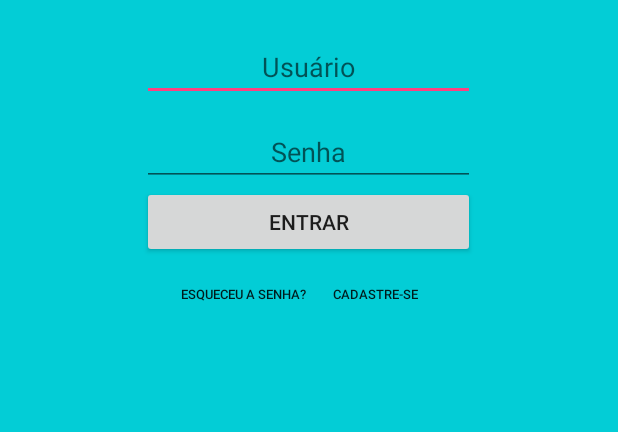
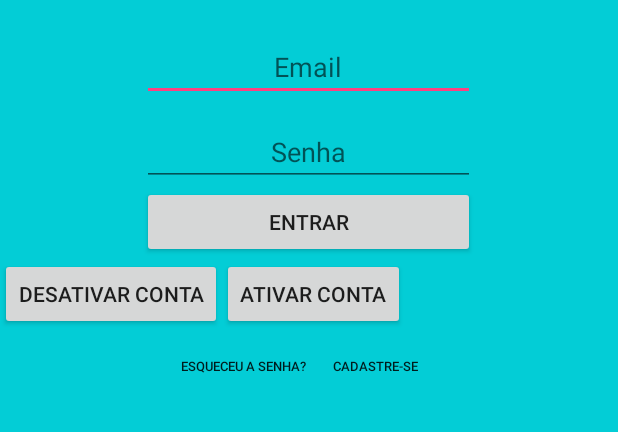
Before and after one commit to jaelson13/EPYMAPS, an Android app: the screen it shows after launch (PrincipalActivity), on a phone screen of 412 x 824 dp, the part 418-850 px from its top. Run offline under Robolectric (Android 15) with nearby library versions, the phone set to English and light mode, and no system bars.

Commit message:
Foram efetuadas as seguinte modificações e acrescimeos na aplicação: Metódo logar() já esta funcionando, neles ja esta sendo verificado o status do usuario, ou seja, se ele está ativado ou não na base de dados. Também implementei os metodos ativaUsuario() e desativarUsuario() que serão utilizados posteriormente.

```diff
--- a/app/src/main/java/br/com/educacao/epymaps/Activitys/PrincipalActivity.java
+++ b/app/src/main/java/br/com/educacao/epymaps/Activitys/PrincipalActivity.java
@@ -6,19 +6,34 @@ import android.support.v7.app.AppCompatActivity;
 import android.os.Bundle;
 import android.view.View;
 import android.widget.Button;
+import android.widget.EditText;
 
+import br.com.educacao.epymaps.DAO.UsuarioDAO;
 import br.com.educacao.epymaps.R;
 
 public class PrincipalActivity extends AppCompatActivity {
 
     private Button btnNovaConta;
+    private Button btnLogar;
+    private Button btnDesativar;
+    private Button btnAtivar;
+    private EditText edtEmail;
+    private EditText edtSenha;
+    UsuarioDAO usuarioDAO;
+
     @Override
     protected void onCreate(Bundle savedInstanceState) {
         super.onCreate(savedInstanceState);
         setContentView(R.layout.activity_principal);
 
+        btnNovaConta = (Button) findViewById(R.id.btnNovaConta);
+        btnLogar = (Button) findViewById(R.id.btnLogar);
+        btnDesativar = (Button) findViewById(R.id.btnDesativar);
+        btnAtivar = (Button) findViewById(R.id.btnAtivar);
+        edtEmail = (EditText) findViewById(R.id.edtEmail);
+        edtSenha = (EditText) findViewById(R.id.edtSenha);
+        usuarioDAO = new UsuarioDAO(PrincipalActivity.this);
 
-        btnNovaConta = (Button) findViewById(R.id.btnNovaConta);
         btnNovaConta.setOnClickListener(new View.OnClickListener() {
             @Override
             public void onClick(View v) {
@@ -27,5 +42,27 @@ public class PrincipalActivity extends AppCompatActivity {
             }
         });
 
+        btnLogar.setOnClickListener(new View.OnClickListener() {
+            @Override
+            public void onClick(View v) {
+
+                usuarioDAO.logar(edtEmail.getText().toString(),edtSenha.getText().toString());
+            }
+        });
+
+        btnAtivar.setOnClickListener(new View.OnClickListener() {
+            @Override
+            public void onClick(View v) {
+                usuarioDAO.ativarUsuario(edtEmail.getText().toString());
+            }
+        });
+
+        btnDesativar.setOnClickListener(new View.OnClickListener() {
+            @Override
+            public void onClick(View v) {
+                usuarioDAO.desativarUsuario(edtEmail.getText().toString());
+            }
+        });
+
     }
 }
--- a/app/src/main/java/br/com/educacao/epymaps/DAO/GenericDAO.java
+++ b/app/src/main/java/br/com/educacao/epymaps/DAO/GenericDAO.java
@@ -65,12 +65,9 @@ public abstract class GenericDAO<T> extends SQLiteOpenHelper {
 
     @Override
     public void onCreate(SQLiteDatabase db) {
-
         db.execSQL(sqlCreateEstado);
         db.execSQL(sqlCreateMunicipio);
         db.execSQL(sqlCreateUsuario);
-
-
     }
 
     @Override
--- a/app/src/main/res/layout/activity_principal.xml
+++ b/app/src/main/res/layout/activity_principal.xml
@@ -32,9 +32,10 @@
         <EditText
             android:layout_width="100pt"
             android:layout_height="wrap_content"
-            android:hint="Usuário"
+            android:hint="Email"
             android:textAlignment="center"
             android:layout_gravity="center"
+            android:id="@+id/edtEmail"
 
             />
         <EditText
@@ -44,6 +45,7 @@
             android:textAlignment="center"
             android:layout_gravity="center"
             android:layout_marginTop="5pt"
+            android:id="@+id/edtSenha"
 
             />
         <Button
@@ -51,8 +53,33 @@
             android:layout_height="wrap_content"
             android:layout_gravity="center"
             android:text="Entrar"
+            android:id="@+id/btnLogar"
 
             />
+        <LinearLayout
+            android:layout_width="match_parent"
+            android:layout_height="wrap_content"
+            android:orientation="horizontal"
+            android:layout_gravity="center">
+        <Button
+            android:layout_width="wrap_content"
+            android:layout_height="wrap_content"
+            android:layout_gravity="center"
+            android:text="Desativar Conta"
+            android:id="@+id/btnDesativar"
+
+            />
+
+        <Button
+            android:layout_width="wrap_content"
+            android:layout_height="wrap_content"
+            android:layout_gravity="center"
+            android:text="Ativar Conta"
+            android:id="@+id/btnAtivar"
+
+            />
+        </LinearLayout>
+
     </LinearLayout>
     <LinearLayout
         android:layout_width="match_parent"
```
Also changed, not shown: app/src/main/java/br/com/educacao/epymaps/DAO/UsuarioDAO.java (+53 -17 lines).
